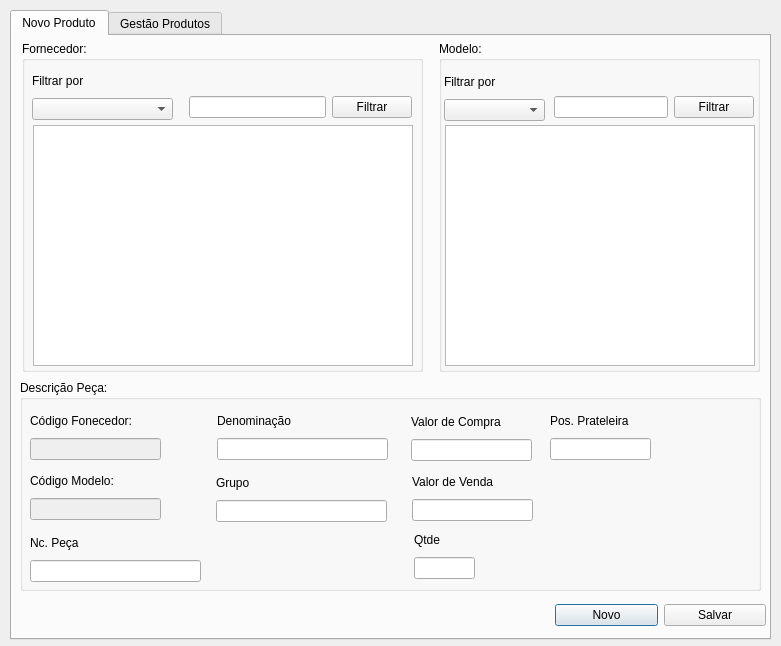
Above: frm_gestaoesotque.ui from ustop0/TCC before the change. Below: the same form after it.
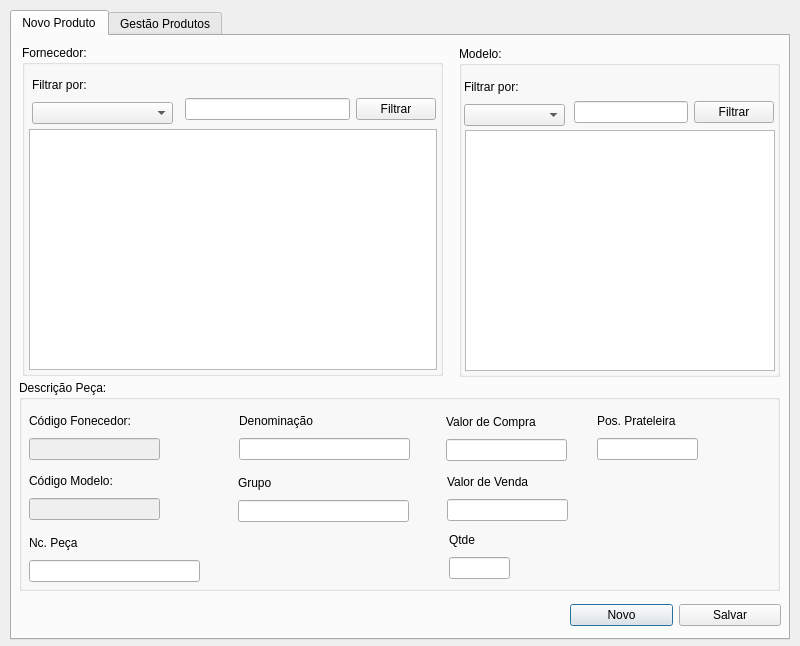
That is the form after the change. The open tabs and pages were chosen to show the change.

The edit to the form file:
```diff
--- a/frm_gestaoesotque.ui
+++ b/frm_gestaoesotque.ui
@@ -6,7 +6,7 @@
    <rect>
     <x>0</x>
     <y>0</y>
-    <width>781</width>
+    <width>800</width>
     <height>646</height>
    </rect>
   </property>
@@ -18,7 +18,7 @@
     <rect>
      <x>10</x>
      <y>10</y>
-     <width>761</width>
+     <width>780</width>
      <height>630</height>
     </rect>
    </property>
@@ -32,7 +32,7 @@
     <widget class="QWidget" name="layoutWidget_9">
      <property name="geometry">
       <rect>
-       <x>543</x>
+       <x>558</x>
        <y>566</y>
        <width>211</width>
        <height>27</height>
@@ -58,9 +58,9 @@
     <widget class="QGroupBox" name="groupBox">
      <property name="geometry">
       <rect>
-       <x>8</x>
+       <x>7</x>
        <y>344</y>
-       <width>741</width>
+       <width>761</width>
        <height>211</height>
       </rect>
      </property>
@@ -92,7 +92,7 @@
      <widget class="QWidget" name="layoutWidget_8">
       <property name="geometry">
        <rect>
-        <x>197</x>
+        <x>220</x>
         <y>30</y>
         <width>171</width>
         <height>50</height>
@@ -114,7 +114,7 @@
      <widget class="QWidget" name="layoutWidget_6">
       <property name="geometry">
        <rect>
-        <x>196</x>
+        <x>219</x>
         <y>92</y>
         <width>171</width>
         <height>50</height>
@@ -136,7 +136,7 @@
      <widget class="QWidget" name="layoutWidget_10">
       <property name="geometry">
        <rect>
-        <x>530</x>
+        <x>578</x>
         <y>30</y>
         <width>101</width>
         <height>50</height>
@@ -158,7 +158,7 @@
      <widget class="QWidget" name="layoutWidget_7">
       <property name="geometry">
        <rect>
-        <x>394</x>
+        <x>430</x>
         <y>149</y>
         <width>61</width>
         <height>50</height>
@@ -180,7 +180,7 @@
      <widget class="QWidget" name="layoutWidget_3">
       <property name="geometry">
        <rect>
-        <x>392</x>
+        <x>428</x>
         <y>91</y>
         <width>121</width>
         <height>50</height>
@@ -202,7 +202,7 @@
      <widget class="QWidget" name="layoutWidget_4">
       <property name="geometry">
        <rect>
-        <x>391</x>
+        <x>427</x>
         <y>31</y>
         <width>121</width>
         <height>50</height>
@@ -278,8 +278,8 @@
      <property name="geometry">
       <rect>
        <x>10</x>
-       <y>5</y>
-       <width>401</width>
+       <y>9</y>
+       <width>421</width>
        <height>331</height>
       </rect>
      </property>
@@ -289,9 +289,9 @@
      <widget class="QTableWidget" name="tw_nv_listafornecedores">
       <property name="geometry">
        <rect>
-        <x>11</x>
+        <x>7</x>
         <y>84</y>
-        <width>380</width>
+        <width>408</width>
         <height>241</height>
        </rect>
       </property>
@@ -309,7 +309,7 @@
        <item>
         <widget class="QLabel" name="label_7">
          <property name="text">
-          <string>Filtrar por</string>
+          <string>Filtrar por:</string>
          </property>
         </widget>
        </item>
@@ -321,9 +321,9 @@
      <widget class="QWidget" name="layoutWidget_17">
       <property name="geometry">
        <rect>
-        <x>167</x>
-        <y>51</y>
-        <width>223</width>
+        <x>163</x>
+        <y>49</y>
+        <width>251</width>
         <height>31</height>
        </rect>
       </property>
@@ -344,8 +344,8 @@
     <widget class="QGroupBox" name="groupBox_4">
      <property name="geometry">
       <rect>
-       <x>427</x>
-       <y>5</y>
+       <x>447</x>
+       <y>10</y>
        <width>321</width>
        <height>331</height>
       </rect>
@@ -366,7 +366,7 @@
        <item>
         <widget class="QLabel" name="label_9">
          <property name="text">
-          <string>Filtrar por</string>
+          <string>Filtrar por:</string>
          </property>
         </widget>
        </item>
```
Left out of the diff: 24 changed lines with no effect on the pictures.
